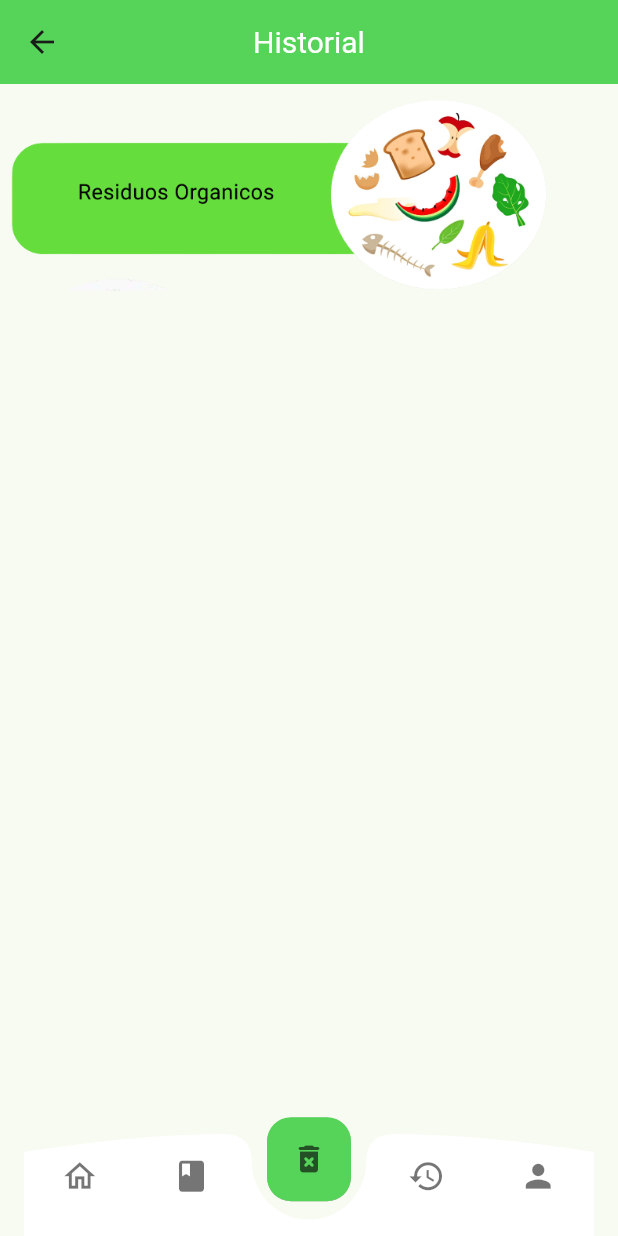
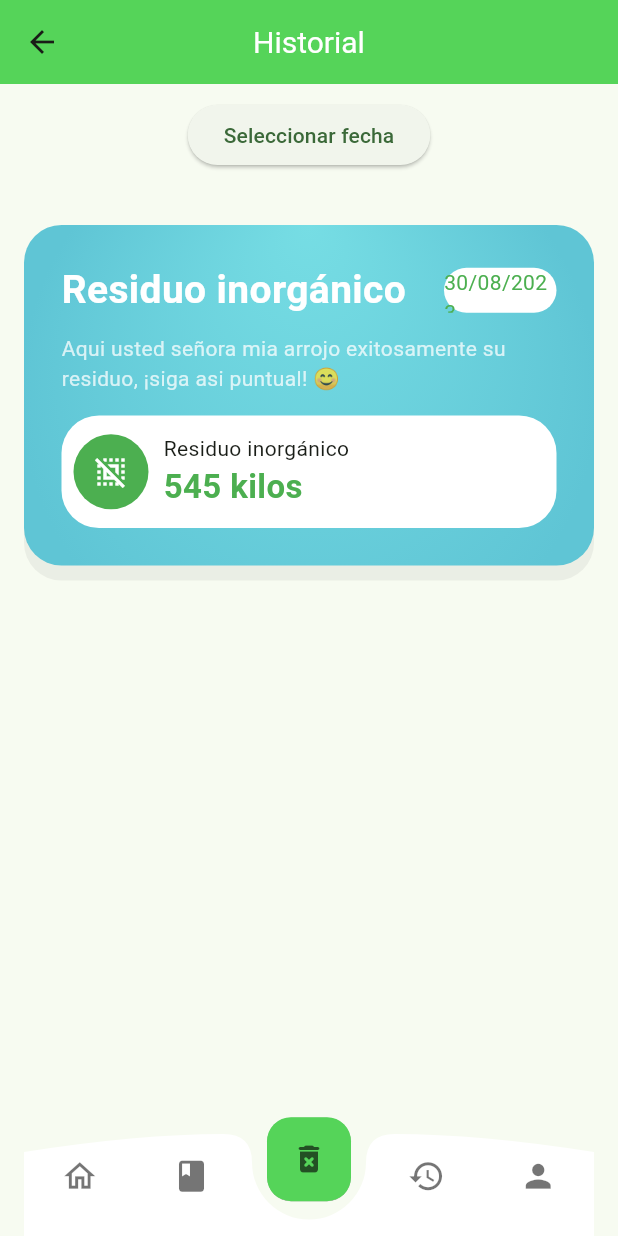
Before and after one commit to RICHAR-PROG/tuapp, a Flutter app: the screen it shows after launch, item 3 of the bottom bar chosen, on a phone screen of 412 x 824 dp. Run offline on Flutter 3.47's test engine with Material 2 defaults, Android fonts, the phone set to English and light mode, and no system bars.

```diff
--- a/lib/presentation/screens/home_screen.dart
+++ b/lib/presentation/screens/home_screen.dart
@@ -9,6 +9,7 @@ class HomeScreen extends StatelessWidget {
   Widget build(BuildContext context) {
     return Scaffold(
       appBar: AppBar(
+        automaticallyImplyLeading: false,
         // leading: const Padding(
         //   padding: EdgeInsets.all(2.0),
         //   child: CircleAvatar(
--- a/lib/presentation/screens/options.dart
+++ b/lib/presentation/screens/options.dart
@@ -1,8 +1,8 @@
 // ignore_for_file: library_private_types_in_public_api
 
 import 'package:bioallin/presentation/screens/history_screen.dart';
+import 'package:bioallin/presentation/screens/home_screen.dart';
 import 'package:bioallin/presentation/screens/perfil_screen.dart';
-import 'package:bioallin/presentation/widgets/views/perfil.dart';
 import 'package:flutter/material.dart';
 
 // class BottomNavBarRaisedInsetFb1 extends StatefulWidget {
@@ -230,7 +230,12 @@ class _BottomNavBarCurvedFb1State extends State<BottomNavBarCurvedFb1> {
                   text: "Home",
                   icon: Icons.home_outlined,
                   selected: _perfilSelected,
-                  onPressed: () {},
+                  onPressed: () {
+                    Navigator.push(
+                        context,
+                        MaterialPageRoute(builder: (context) => const HomeScreen()),
+                      );
+                  },
                   defaultColor: secondaryColor,
                   selectedColor: primaryColor,
                 ),
--- a/lib/presentation/widgets/views/history.dart
+++ b/lib/presentation/widgets/views/history.dart
@@ -1,5 +1,3 @@
-
-
 import 'package:flutter/material.dart';
 
 class History extends StatelessWidget {
@@ -7,6 +5,166 @@ class History extends StatelessWidget {
 
   @override
   Widget build(BuildContext context) {
-    return Image.asset('assets/images/organico.png');
+    return Center(
+      child: Column(children: [
+        const SizedBox(
+          height: 10,
+        ),
+        ElevatedButton(
+          onPressed: () async {
+            final DateTime? newDate = await showDatePicker(
+              context: context,
+              initialDate: DateTime(2023, 08, 30),
+              firstDate: DateTime(2017, 1),
+              lastDate: DateTime(2025, 7),
+              helpText: 'Seleciona la fecha ',
+            );
+            if (newDate != null) {
+              // Aquí puedes realizar acciones con la fecha seleccionada
+            }
+          },
+          child: const Text('Seleccionar fecha'),
+        ),
+        const SizedBox(
+          height: 20,
+        ),
+        Padding(
+          padding: const EdgeInsets.all(16.0),
+          child: InfoCard(
+            onMoreTap: () {},
+            title: 'Residuo inorgánico ',
+          ),
+        )
+      ]),
+    );
   }
 }
+
+class InfoCard extends StatelessWidget {
+  final String title;
+  final String body;
+  final Function() onMoreTap;
+
+  final String subInfoTitle;
+  final String subInfoText;
+  final Widget subIcon;
+
+  const InfoCard(
+      {required this.title,
+      this.body =
+          """Aqui usted señora mia arrojo exitosamente su residuo, ¡siga asi puntual! 😊""",
+      required this.onMoreTap,
+      this.subIcon = const CircleAvatar(
+        backgroundColor: Colors.green,
+        radius: 25,
+        child: Icon(
+          Icons.deselect_sharp,
+          color: Colors.white,
+        ),
+      ),
+      this.subInfoText = "545 kilos",
+      this.subInfoTitle = "Residuo inorgánico ",
+      Key? key})
+      : super(key: key);
+
+  @override
+  Widget build(BuildContext context) {
+    return Container(
+      padding: const EdgeInsets.all(25.0),
+      decoration: BoxDecoration(
+          borderRadius: BorderRadius.circular(25.0),
+          boxShadow: [
+            BoxShadow(
+              color: Colors.black.withOpacity(.05),
+              offset: const Offset(0, 10),
+              blurRadius: 0,
+              spreadRadius: 0,
+            )
+          ],
+          gradient: const RadialGradient(
+            colors: [
+              Color.fromARGB(255, 118, 221, 228),
+              Color.fromARGB(255, 95, 197, 213)
+            ],
+            focal: Alignment.topCenter,
+            radius: .85,
+          )),
+      child: Column(
+        crossAxisAlignment: CrossAxisAlignment.start,
+        mainAxisSize: MainAxisSize.min,
+        children: [
+          Row(
+            mainAxisAlignment: MainAxisAlignment.spaceBetween,
+            children: [
+              Text(
+                title,
+                style: const TextStyle(
+                    color: Colors.white,
+                    fontSize: 26,
+                    fontWeight: FontWeight.bold),
+              ),
+              Container(
+                width: 75,
+                height: 30,
+                decoration: BoxDecoration(
+                  borderRadius: BorderRadius.circular(100.0),
+                  gradient: const LinearGradient(
+                      colors: [Colors.white, Colors.white],
+                      begin: Alignment.topCenter,
+                      end: Alignment.bottomCenter),
+                ),
+                child: GestureDetector(
+                  onTap: onMoreTap,
+                  child: const Center(
+                      child: Text(
+                    "30/08/2023",
+                    style: TextStyle(color: Colors.green),
+                  )),
+                ),
+              ),
+            ],
+          ),
+          const SizedBox(height: 10),
+          Text(
+            body,
+            style:
+                TextStyle(color: Colors.white.withOpacity(.75), fontSize: 14),
+          ),
+          const SizedBox(height: 15),
+          Container(
+            width: double.infinity,
+            height: 75,
+            decoration: BoxDecoration(
+              borderRadius: BorderRadius.circular(25.0),
+              color: Colors.white,
+            ),
+            child: Padding(
+              padding: const EdgeInsets.all(8.0),
+              child: Row(
+                children: [
+                  subIcon,
+                  const SizedBox(width: 10),
+                  Column(
+                    mainAxisAlignment: MainAxisAlignment.center,
+                    crossAxisAlignment: CrossAxisAlignment.start,
+                    children: [
+                      Text(subInfoTitle),
+                      Text(
+                        subInfoText,
+                        style: const TextStyle(
+                          color: Colors.green,
+                          fontSize: 22,
+                          fontWeight: FontWeight.bold,
+                        ),
+                      ),
+                    ],
+                  )
+                ],
+              ),
+            ),
+          )
+        ],
+      ),
+    );
+  }
+}
```
